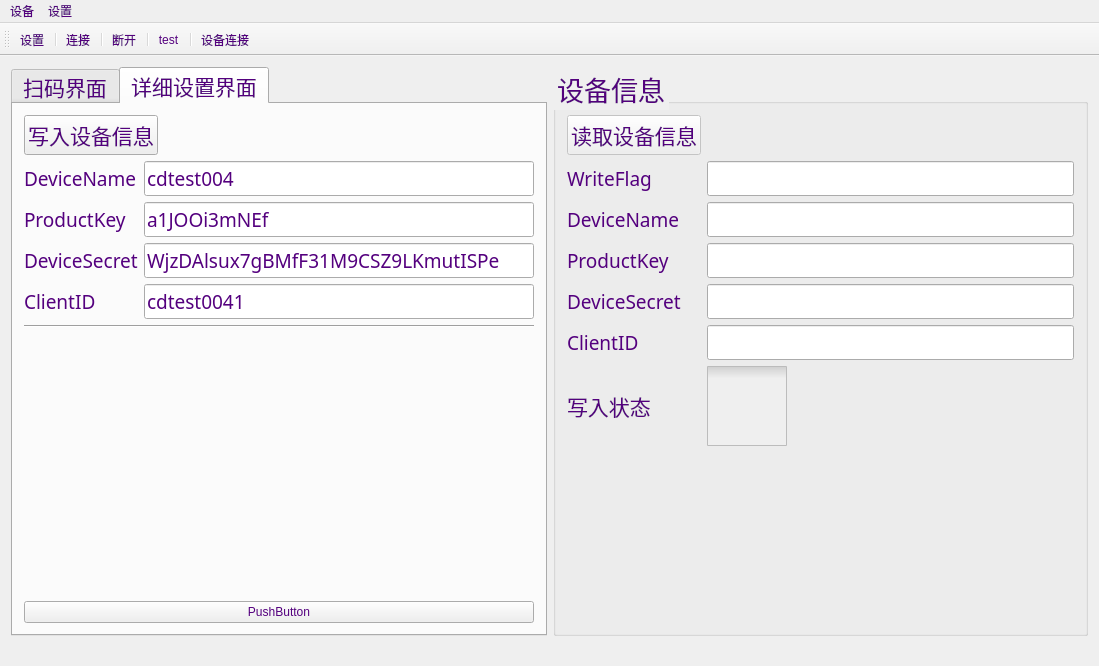
First picture: the form in mainwindow.ui, repository seblee/TQ_SN, before the edit.
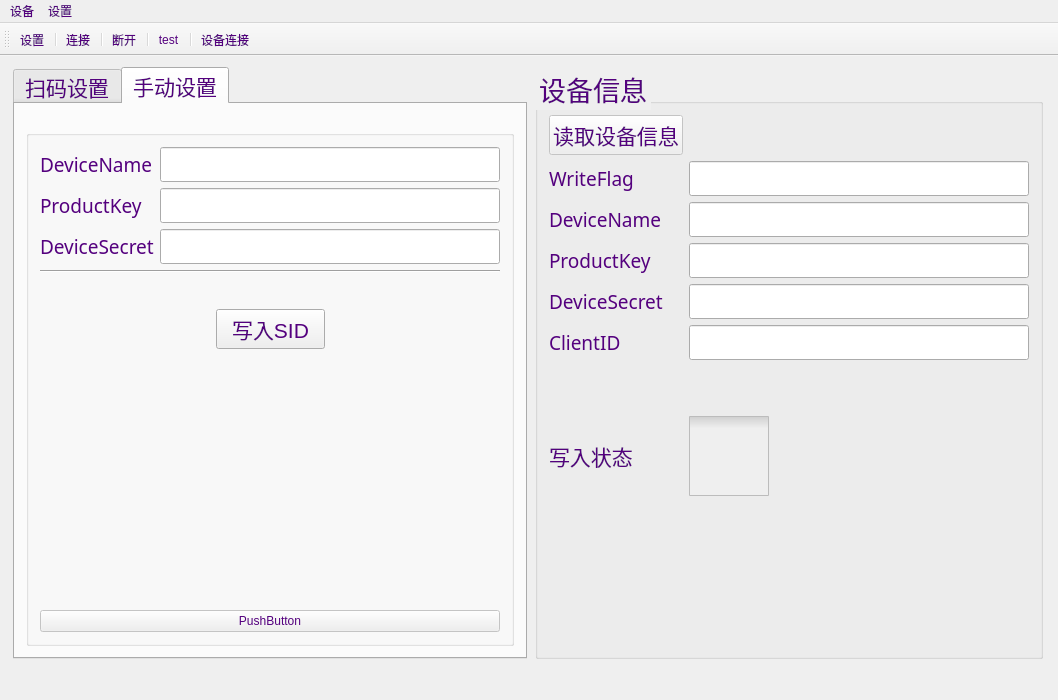
Second picture: the form after the edit. The open tabs and pages were chosen to show the change. Icons and pictures are not drawn.

The edit to the form file:
```diff
--- a/mainwindow.ui
+++ b/mainwindow.ui
@@ -6,10 +6,16 @@
    <rect>
     <x>0</x>
     <y>0</y>
-    <width>1099</width>
-    <height>666</height>
+    <width>1058</width>
+    <height>700</height>
    </rect>
   </property>
+  <property name="sizePolicy">
+   <sizepolicy hsizetype="Fixed" vsizetype="Preferred">
+    <horstretch>0</horstretch>
+    <verstretch>0</verstretch>
+   </sizepolicy>
+  </property>
   <property name="windowTitle">
    <string>TQ_SN</string>
   </property>
@@ -20,6 +26,12 @@
    <layout class="QHBoxLayout" name="horizontalLayout">
     <item>
      <widget class="QTabWidget" name="tabWidget">
+      <property name="sizePolicy">
+       <sizepolicy hsizetype="Fixed" vsizetype="Expanding">
+        <horstretch>0</horstretch>
+        <verstretch>0</verstretch>
+       </sizepolicy>
+      </property>
       <property name="font">
        <font>
         <family>Arial</family>
@@ -31,7 +43,7 @@
       </property>
       <widget class="QWidget" name="tab">
        <attribute name="title">
-        <string>扫码界面</string>
+        <string>扫码设置</string>
        </attribute>
        <widget class="QCheckBox" name="checkBox_ScanSwith">
         <property name="geometry">
@@ -175,41 +187,30 @@
       </widget>
       <widget class="QWidget" name="tab_2">
        <attribute name="title">
-        <string>详细设置界面</string>
+        <string>手动设置</string>
        </attribute>
        <layout class="QVBoxLayout" name="verticalLayout">
         <item>
+         <widget class="QLabel" name="label_6">
+          <property name="font">
+           <font>
+            <family>Arial</family>
+            <pointsize>6</pointsize>
+           </font>
+          </property>
+          <property name="text">
+           <string/>
+          </property>
+         </widget>
+        </item>
+        <item>
+         <widget class="QGroupBox" name="groupBox_4">
+          <property name="title">
+           <string/>
+          </property>
+          <layout class="QVBoxLayout" name="verticalLayout_3">
+           <item>
          <layout class="QVBoxLayout" name="verticalLayout_2">
-          <item>
-           <layout class="QHBoxLayout" name="horizontalLayout_2">
-            <item>
-             <widget class="QPushButton" name="writeButton">
-              <property name="font">
-               <font>
-                <family>Arial</family>
-                <pointsize>16</pointsize>
-               </font>
-              </property>
-              <property name="text">
-               <string>写入设备信息</string>
-              </property>
-             </widget>
-            </item>
-            <item>
-             <spacer name="horizontalSpacer">
-              <property name="orientation">
-               <enum>Qt::Horizontal</enum>
-              </property>
-              <property name="sizeHint" stdset="0">
-               <size>
-                <width>40</width>
-                <height>20</height>
-               </size>
-              </property>
-             </spacer>
-            </item>
-           </layout>
-          </item>
           <item>
            <layout class="QFormLayout" name="formLayout_2">
             <item row="0" column="0">
@@ -243,7 +244,7 @@
                </font>
               </property>
               <property name="text">
-               <string>cdtest004</string>
+                  <string/>
               </property>
               <property name="maxLength">
                <number>32</number>
@@ -275,11 +276,14 @@
                </font>
               </property>
               <property name="text">
-               <string>a1JOOi3mNEf</string>
+                  <string/>
               </property>
               <property name="maxLength">
                <number>20</number>
               </property>
+                 <property name="readOnly">
+                  <bool>true</bool>
+                 </property>
              </widget>
             </item>
             <item row="2" column="0">
@@ -308,7 +312,7 @@
               </property>
               <property name="minimumSize">
                <size>
-                <width>360</width>
+                   <width>340</width>
                 <height>0</height>
                </size>
               </property>
@@ -319,42 +323,13 @@
                </font>
               </property>
               <property name="text">
-               <string>WjzDAlsux7gBMfF31M9CSZ9LKmutISPe</string>
+                  <string/>
               </property>
               <property name="maxLength">
                <number>64</number>
               </property>
-             </widget>
-            </item>
-            <item row="3" column="0">
-             <widget class="QLabel" name="label_4">
-              <property name="font">
-               <font>
-                <family>Source Code Pro</family>
-                <pointsize>14</pointsize>
-               </font>
-              </property>
-              <property name="focusPolicy">
-               <enum>Qt::StrongFocus</enum>
-              </property>
-              <property name="text">
-               <string>ClientID</string>
-              </property>
-             </widget>
-            </item>
-            <item row="3" column="1">
-             <widget class="QLineEdit" name="lineEdit_writeClientID">
-              <property name="font">
-               <font>
-                <family>Source Code Pro</family>
-                <pointsize>14</pointsize>
-               </font>
-              </property>
-              <property name="text">
-               <string>cdtest0041</string>
-              </property>
-              <property name="maxLength">
-               <number>64</number>
+                 <property name="readOnly">
+                  <bool>true</bool>
               </property>
              </widget>
             </item>
@@ -367,6 +342,62 @@
             </property>
            </widget>
           </item>
+             <item>
+              <widget class="QLabel" name="label_4">
+               <property name="font">
+                <font>
+                 <family>Arial</family>
+                 <pointsize>16</pointsize>
+                </font>
+               </property>
+               <property name="text">
+                <string/>
+               </property>
+              </widget>
+             </item>
+             <item>
+              <layout class="QHBoxLayout" name="horizontalLayout_2">
+               <item>
+                <spacer name="horizontalSpacer">
+                 <property name="orientation">
+                  <enum>Qt::Horizontal</enum>
+                 </property>
+                 <property name="sizeHint" stdset="0">
+                  <size>
+                   <width>40</width>
+                   <height>20</height>
+                  </size>
+                 </property>
+                </spacer>
+               </item>
+               <item>
+                <widget class="QPushButton" name="writeButton">
+                 <property name="font">
+                  <font>
+                   <family>Arial</family>
+                   <pointsize>16</pointsize>
+                  </font>
+                 </property>
+                 <property name="text">
+                  <string>  写入SID  </string>
+                 </property>
+                </widget>
+               </item>
+               <item>
+                <spacer name="horizontalSpacer_2">
+                 <property name="orientation">
+                  <enum>Qt::Horizontal</enum>
+                 </property>
+                 <property name="sizeHint" stdset="0">
+                  <size>
+                   <width>40</width>
+                   <height>20</height>
+                  </size>
+                 </property>
+                </spacer>
+               </item>
+              </layout>
+             </item>
           <item>
            <spacer name="verticalSpacer_2">
             <property name="orientation">
@@ -382,6 +413,9 @@
           </item>
           <item>
            <widget class="QPushButton" name="pushButton">
+               <property name="enabled">
+                <bool>false</bool>
+               </property>
             <property name="text">
              <string>PushButton</string>
             </property>
@@ -391,10 +425,19 @@
         </item>
        </layout>
       </widget>
+        </item>
+       </layout>
+      </widget>
      </widget>
     </item>
     <item>
      <widget class="QGroupBox" name="groupBox_3">
+      <property name="sizePolicy">
+       <sizepolicy hsizetype="Fixed" vsizetype="Preferred">
+        <horstretch>0</horstretch>
+        <verstretch>0</verstretch>
+       </sizepolicy>
+      </property>
       <property name="font">
        <font>
         <family>Arial</family>
@@ -407,6 +450,19 @@
       <layout class="QHBoxLayout" name="horizontalLayout_6">
        <item>
         <layout class="QGridLayout" name="gridLayout">
+         <item row="7" column="1">
+          <spacer name="verticalSpacer_3">
+           <property name="orientation">
+            <enum>Qt::Vertical</enum>
+           </property>
+           <property name="sizeHint" stdset="0">
+            <size>
+             <width>20</width>
+             <height>40</height>
+            </size>
+           </property>
+          </spacer>
+         </item>
          <item row="2" column="0">
           <widget class="QLabel" name="label_13">
            <property name="font">
@@ -504,7 +560,7 @@
           <widget class="QLineEdit" name="lineEdit_readDeviceSecret">
            <property name="minimumSize">
             <size>
-             <width>0</width>
+             <width>340</width>
              <height>0</height>
             </size>
            </property>
@@ -520,6 +576,9 @@
              <pointsize>14</pointsize>
             </font>
            </property>
+           <property name="text">
+            <string/>
+           </property>
            <property name="maxLength">
             <number>64</number>
            </property>
@@ -544,6 +603,19 @@
            </property>
           </widget>
          </item>
+         <item row="10" column="1">
+          <spacer name="verticalSpacer_4">
+           <property name="orientation">
+            <enum>Qt::Vertical</enum>
+           </property>
+           <property name="sizeHint" stdset="0">
+            <size>
+             <width>20</width>
+             <height>40</height>
+            </size>
+           </property>
+          </spacer>
+         </item>
          <item row="6" column="0">
           <widget class="QLabel" name="label_12">
            <property name="font">
@@ -591,7 +663,7 @@
            </property>
           </widget>
          </item>
-         <item row="8" column="1">
+         <item row="11" column="1">
           <spacer name="verticalSpacer">
            <property name="orientation">
             <enum>Qt::Vertical</enum>
@@ -664,7 +736,7 @@
            </property>
           </widget>
          </item>
-         <item row="7" column="1">
+         <item row="8" column="1">
           <widget class="QCheckBox" name="OK_checkBox">
            <property name="enabled">
             <bool>false</bool>
@@ -690,7 +762,7 @@
            </property>
           </widget>
          </item>
-         <item row="7" column="0">
+         <item row="8" column="0">
           <widget class="QLabel" name="label_5">
            <property name="font">
             <font>
@@ -703,6 +775,19 @@
            </property>
           </widget>
          </item>
+         <item row="9" column="1">
+          <spacer name="verticalSpacer_5">
+           <property name="orientation">
+            <enum>Qt::Vertical</enum>
+           </property>
+           <property name="sizeHint" stdset="0">
+            <size>
+             <width>20</width>
+             <height>40</height>
+            </size>
+           </property>
+          </spacer>
+         </item>
         </layout>
        </item>
       </layout>
@@ -715,7 +800,7 @@
     <rect>
      <x>0</x>
      <y>0</y>
-     <width>1099</width>
+     <width>1058</width>
      <height>22</height>
     </rect>
    </property>
@@ -738,6 +823,12 @@
    <addaction name="menuTool"/>
   </widget>
   <widget class="QStatusBar" name="statusBar">
+   <property name="font">
+    <font>
+     <family>Arial</family>
+     <pointsize>16</pointsize>
+    </font>
+   </property>
    <property name="sizeGripEnabled">
     <bool>false</bool>
    </property>
```
Left out of the diff: 2 changed lines with no effect on the pictures. Lines whose indentation alone changed are shown as unchanged.
